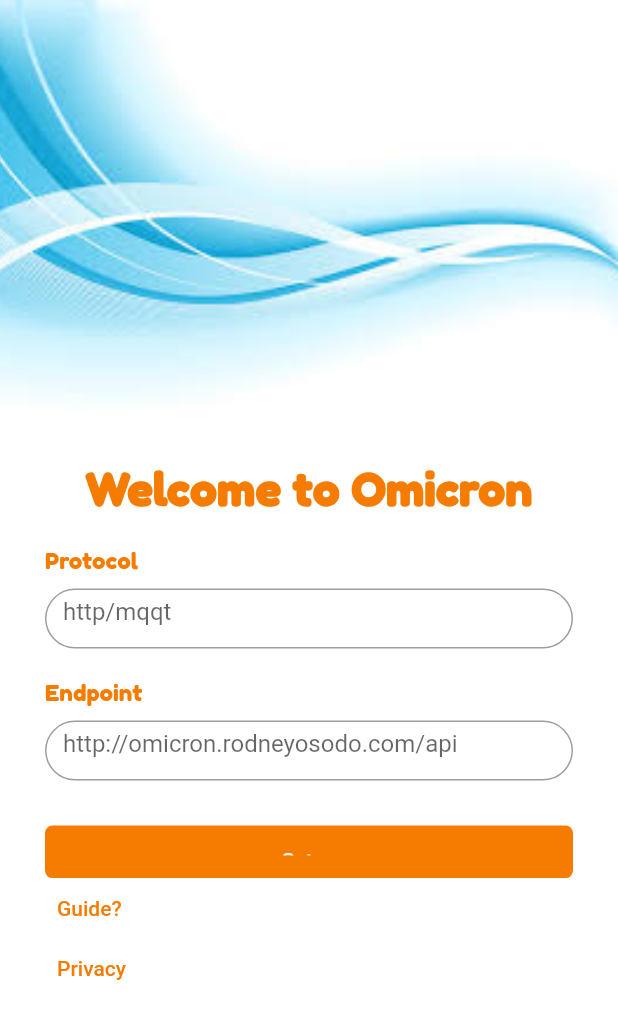
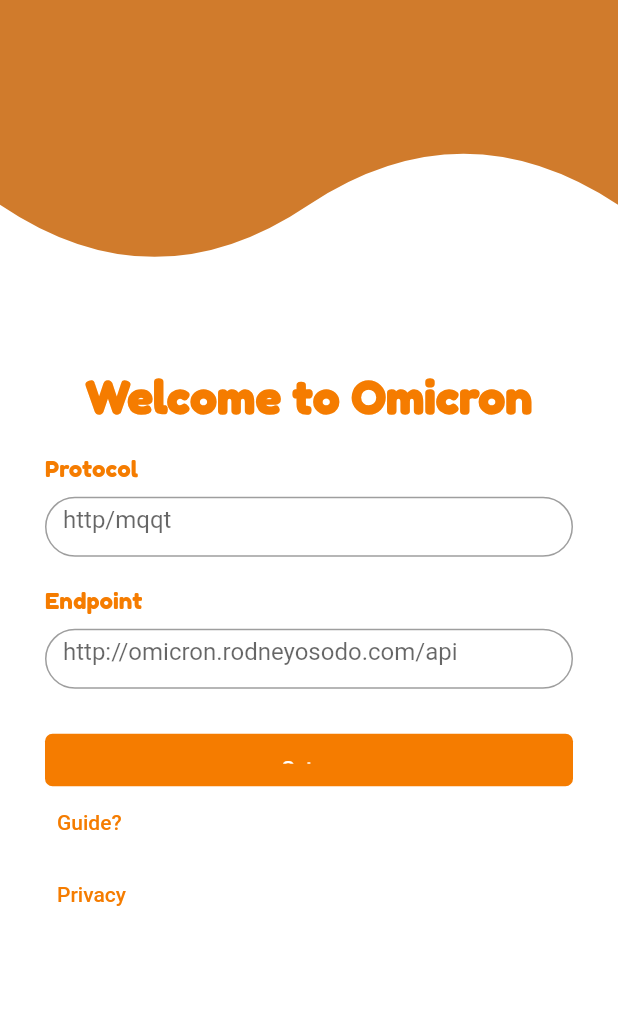
Before and after one commit to omicronrobot/flutterApp, a Flutter app: the screen it shows after launch, on a phone screen of 412 x 824 dp. Shown: the top 1019 px of the screen. Run offline on Flutter 3.47's test engine with Material 2 defaults, Android fonts, the phone set to English and light mode, and no system bars; our stand-ins replace flutter_svg.

```diff
--- a/lib/pages/setup.dart
+++ b/lib/pages/setup.dart
@@ -2,6 +2,7 @@
 
 import 'package:flutter/material.dart';
 import 'package:testapp/pages/loading.dart';
+import 'package:testapp/widgets/curved_painter.dart';
 import 'package:testapp/widgets/orientation.dart';
 
 class SetupPage extends StatefulWidget {
@@ -21,18 +22,12 @@ class _SetupPageState extends State<SetupPage> {
       body: Center(
         child: Column(
           children: [
-            Container(
+            SizedBox(
               width: width,
-              height: height * 0.35,
-              decoration: const BoxDecoration(
-                image: DecorationImage(
-                  image: AssetImage('assets/wavy_background.jpg'),
-                  fit: BoxFit.cover,
-                ),
+              height: 0.3 * height,
+              child: CustomPaint(
+                painter: CurvedPainter(),
               ),
-            ),
-            const SizedBox(
-              height: 20,
             ),
             Text(
               'Welcome to Omicron',
@@ -143,7 +138,6 @@ class _SetupPageState extends State<SetupPage> {
                   ),
                   Container(
                     width: width,
-                    height: 40,
                     margin: const EdgeInsets.symmetric(horizontal: 15),
                     child: TextButton(
                       onPressed: () {
@@ -163,7 +157,6 @@ class _SetupPageState extends State<SetupPage> {
                   ),
                   Container(
                     width: width,
-                    height: 40,
                     margin: const EdgeInsets.symmetric(horizontal: 15),
                     child: TextButton(
                       onPressed: () {
```
Also changed, not shown: lib/widgets/curved_painter.dart (+9 -29 lines).
